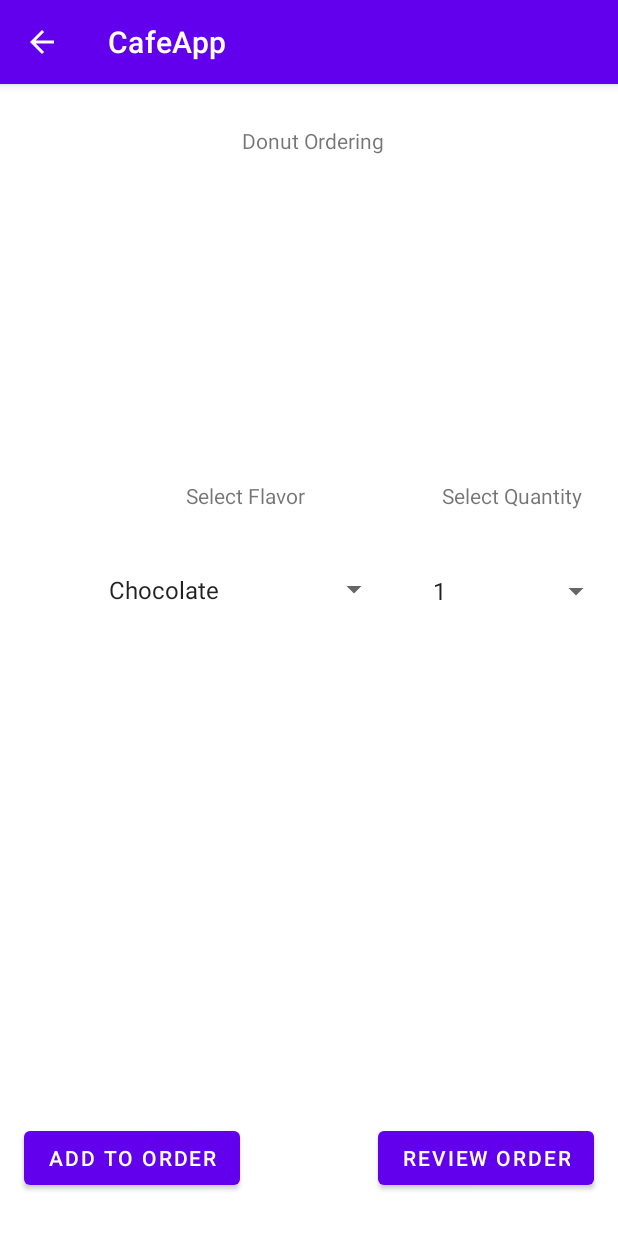
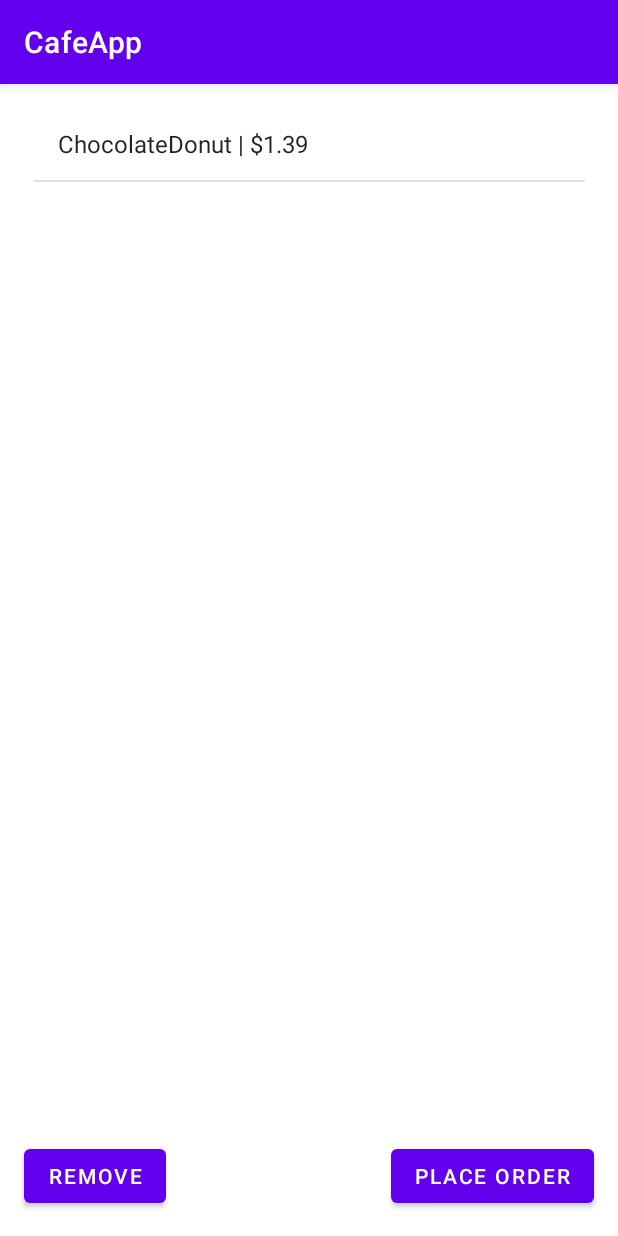
Before and after one commit to MattSRutgers/CafeApp, an Android app: the DonutActivity screen opened directly, with no data from a screen before it, after a tap on "REVIEW ORDER", on a phone screen of 412 x 824 dp. Run offline under Robolectric (Android 15) with nearby library versions, the phone set to English and light mode, and no system bars.

Commit message:
added donut order screen

```diff
--- a/app/src/main/java/com/example/cafeapp/DonutActivity.java
+++ b/app/src/main/java/com/example/cafeapp/DonutActivity.java
@@ -10,6 +10,7 @@ import android.widget.ArrayAdapter;
 import android.widget.Spinner;
 import android.widget.Toast;
 
+import java.io.Serializable;
 import java.util.ArrayList;
 
 import static com.example.cafeapp.MainActivity.DONUT_ORDER;
@@ -74,13 +75,14 @@ public class DonutActivity extends AppCompatActivity {
         String flavor = flavorSpinner.getSelectedItem().toString();
         Spinner countSpinner = (Spinner) findViewById(R.id.donutQuantitySpinner);
         int count = countSpinner.getSelectedItemPosition() + 1 ;
+        Toast.makeText(getApplicationContext(),(Integer.toString(count)), Toast.LENGTH_SHORT).show();
 
         for(int i = 0; i < count; i++){
             Donut donut = new Donut(flavor);
             curOrder.add(donut);
         }
-        for (Donut donut : curOrder)
-            Toast.makeText(getApplicationContext(),(donut.toString()), Toast.LENGTH_SHORT).show();
+//        for (Donut donut : curOrder)
+//            Toast.makeText(getApplicationContext(),(donut.toString()), Toast.LENGTH_SHORT).show();
 
     }
 
@@ -103,4 +105,21 @@ public class DonutActivity extends AppCompatActivity {
     public void subtotal(){
 
     }
+
+    /**
+     * The review order method calls the order details activity and passes it the curOrder object
+     */
+    public void reviewOrder(View view){
+//        ArrayList<String> orderList = new ArrayList<String>();
+//        for(Donut donut: curOrder){
+//            orderList.add(donut.toString());
+//        }
+        //Bundle passBundle = new Bundle();
+        //passBundle.putSerializable(DONUT_ORDER_KEY, curOrder);
+        Intent intent = new Intent(this, OrderDetails.class);
+        intent.putExtra("Test", (Serializable) curOrder);
+
+        //intent.putStringArrayListExtra(DONUT_ORDER_KEY, orderList);
+        startActivity(intent);
+    }
 }
--- a/app/src/main/java/com/example/cafeapp/OrderDetails.java
+++ b/app/src/main/java/com/example/cafeapp/OrderDetails.java
@@ -2,20 +2,47 @@ package com.example.cafeapp;
 
 import androidx.appcompat.app.AppCompatActivity;
 
+import android.content.Intent;
 import android.os.Bundle;
+import android.view.Menu;
+import android.view.View;
 import android.widget.ArrayAdapter;
 import android.widget.ListView;
 
-public class OrderDetails extends AppCompatActivity {
+import java.util.ArrayList;
+import java.util.List;
 
-    private ListView orderList;
+import static com.example.cafeapp.DonutActivity.DONUT_ORDER_KEY;
+
+public class OrderDetails extends AppCompatActivity{
+    //private ArrayList<MenuItem> curOrderList;
+    //private  ArrayList<String> asString;
+
+    //private ListView orderList;
 
     @Override
     protected void onCreate(Bundle savedInstanceState) {
         super.onCreate(savedInstanceState);
         setContentView(R.layout.activity_order_details);
+        //Bundle bundle = getIntent().getExtras();
+        Intent intent = getIntent();
+        ArrayList<String> asString = new ArrayList<>();
 
-        orderList = (ListView) findViewById(R.id.orderDetailsListView);
+        //ArrayList<String> curOrderList = getIntent().getExtras().getStringArrayList(DONUT_ORDER_KEY);
+        //curOrderList = (ArrayList<Order>) bundle.getSerializable(DONUT_ORDER_KEY);
+
+        ListView orderList = (ListView) findViewById(R.id.orderDetailsListView);
+        ArrayList<MenuItem> curOrderList = (ArrayList<MenuItem>) intent.getSerializableExtra("Test");
+        for(MenuItem item : curOrderList)
+            asString.add(item.toString());
+
+        ArrayAdapter<String> arrayAdapter = new ArrayAdapter<>(this, android.R.layout.simple_list_item_1, asString);
+        orderList.setAdapter(arrayAdapter);
         //ArrayAdapter <String> orderlist = new ArrayAdapter<String>(this, android.R.layout.simple_list_item_1,customerOrder);
     }
+
+    public void placeOrder (View view){
+        //super.approveOrder();
+
+    }
 }
--- a/app/src/main/res/layout/activity_donut.xml
+++ b/app/src/main/res/layout/activity_donut.xml
@@ -71,7 +71,7 @@
         android:layout_height="wrap_content"
         android:layout_marginEnd="16dp"
         android:layout_marginBottom="28dp"
-        android:onClick="placeDonutOrder"
+        android:onClick="reviewOrder"
         android:text="@string/donutReview"
         app:layout_constraintBottom_toBottomOf="parent"
         app:layout_constraintEnd_toEndOf="parent" />
--- a/app/src/main/res/layout/activity_order_details.xml
+++ b/app/src/main/res/layout/activity_order_details.xml
@@ -7,22 +7,22 @@
     tools:context=".OrderDetails">
 
     <Button
-        android:id="@+id/button"
+        android:id="@+id/removeBtn"
         android:layout_width="wrap_content"
         android:layout_height="wrap_content"
         android:layout_marginStart="16dp"
         android:layout_marginBottom="16dp"
-        android:text="Button"
+        android:text="@string/remove"
         app:layout_constraintBottom_toBottomOf="parent"
         app:layout_constraintStart_toStartOf="parent" />
 
     <Button
-        android:id="@+id/button2"
+        android:id="@+id/placeOrderBtn"
         android:layout_width="wrap_content"
         android:layout_height="wrap_content"
         android:layout_marginEnd="16dp"
         android:layout_marginBottom="16dp"
-        android:text="Button"
+        android:text="@string/placeOrder"
         app:layout_constraintBottom_toBottomOf="parent"
         app:layout_constraintEnd_toEndOf="parent" />
 
--- a/app/src/main/res/values/strings.xml
+++ b/app/src/main/res/values/strings.xml
@@ -21,6 +21,8 @@
     <string name="addIns">Select addins, $0.20 each</string>
     <string name="subtotalTag">Subtotal: $</string>
     <string name="subtotal">1.39</string>
+    <string name="remove">Remove</string>
+    <string name="placeOrder">Place Order</string>
     <string-array name="donutArray">
         <item>Chocolate</item>
         <item>Glazed</item>
```
